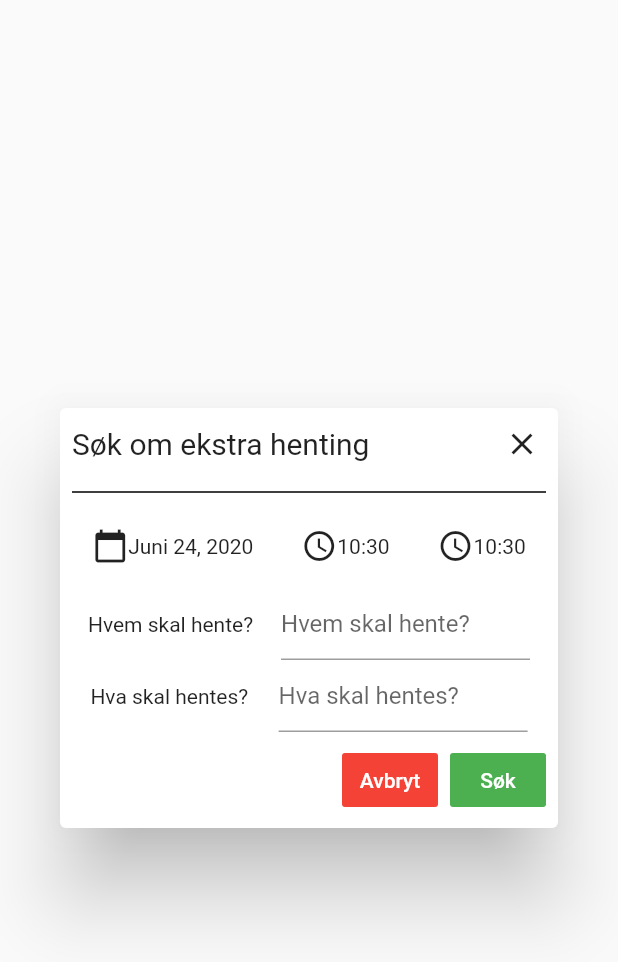
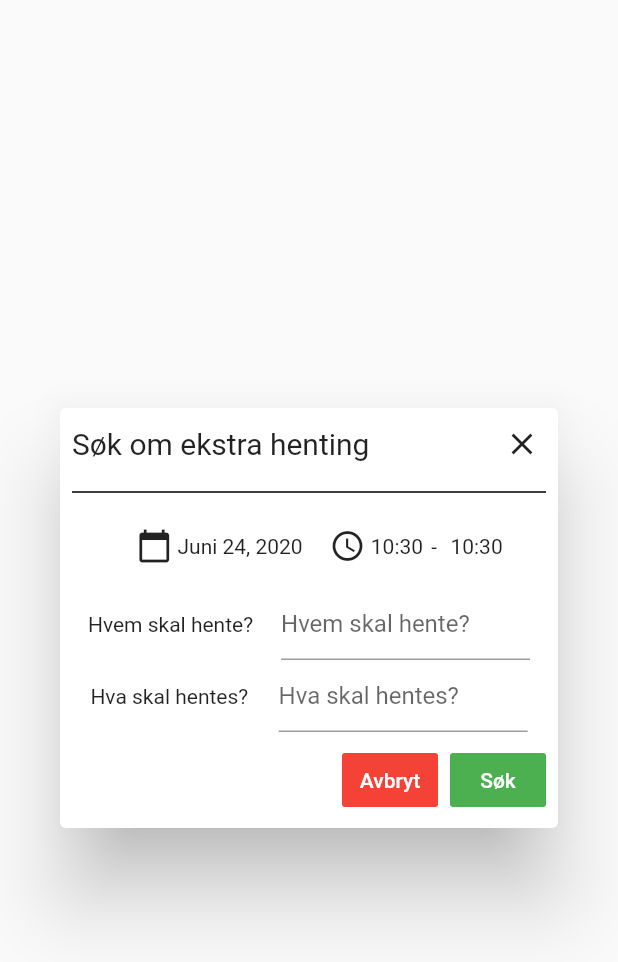
Before and after one commit to Knowit-Objectnet/oko-ombruk-mobile, a Flutter app: the ExtraHentingDialog widget shown alone on an empty page, opened directly, on a phone screen of 412 x 824 dp. Shown: the top 962 px of the screen. Run offline on Flutter 3.47's test engine with Material 2 defaults, Android fonts, the phone set to English and light mode, and no system bars; missing offline and left inert: flutter_week_view.

Commit message:
Format time picker

```diff
--- a/app/lib/tabs/calendar/ExtraHentingPopup/DateField.dart
+++ b/app/lib/tabs/calendar/ExtraHentingPopup/DateField.dart
@@ -16,7 +16,7 @@ class DateField extends StatelessWidget {
         children: <Widget>[
 
           Icon(Icons.calendar_today),
-          Text(globals.months[date.month] + ' ' + date.day.toString() + ', '+ date.year.toString())
+          Text(' ' + globals.months[date.month] + ' ' + date.day.toString() + ', '+ date.year.toString())
         ]
 
     ));
--- /dev/null
+++ b/app/lib/tabs/calendar/ExtraHentingPopup/DurationField.dart
@@ -0,0 +1,15 @@
+import 'package:flutter/material.dart';
+
+class DurationField extends StatelessWidget {
+  DurationField({Key key, @required this.dur}) : super(key: key);
+
+  final TimeOfDay dur;
+
+  @override
+  Widget build(BuildContext context) {
+
+    return Padding(
+      padding: EdgeInsets.all(2.0),
+      child: Text(" "+dur.hour.toString().padLeft(2, "0")+ ':' + dur.minute.toString().padLeft(2, "0")));
+  }
+}
--- a/app/lib/tabs/calendar/ExtraHentingPopup/ExtraHentingDialog.dart
+++ b/app/lib/tabs/calendar/ExtraHentingPopup/ExtraHentingDialog.dart
@@ -1,6 +1,7 @@
 import 'package:flutter/material.dart';
 import 'package:ombruk/tabs/calendar/ExtraHentingPopup/DateField.dart';
 import 'package:ombruk/tabs/calendar/ExtraHentingPopup/TimeField.dart';
+import 'package:ombruk/tabs/calendar/ExtraHentingPopup/DurationField.dart';
 
 class ExtraHentingDialog extends StatefulWidget {
   @override
@@ -12,12 +13,14 @@ class _ExtraHentingDialogState extends State<ExtraHentingDialog> {
   final whatController = TextEditingController();
   DateTime _selectedDate;
   TimeOfDay _selectedTime;
+  TimeOfDay _selectedDur;
 
   @override
   void initState() {
     setState(() {
       _selectedDate = DateTime.now();
       _selectedTime = TimeOfDay.now();
+      _selectedDur = TimeOfDay.now();
     });
     super.initState();
   }
@@ -66,11 +69,12 @@ class _ExtraHentingDialogState extends State<ExtraHentingDialog> {
               ),
               onTap: () => _selectTime(context),
             ),
+            Text (" - "),
             GestureDetector(
-              child: TimeField(
-                time: _selectedTime,
+              child: DurationField(
+                dur: _selectedDur,
               ),
-              onTap: () => _selectTime(context),
+              onTap: () => _selectDur(context),
             )]),
           Row(
             mainAxisAlignment: MainAxisAlignment.spaceEvenly,
@@ -142,6 +146,17 @@ class _ExtraHentingDialogState extends State<ExtraHentingDialog> {
       });
   }
 
+    Future<Null> _selectDur(BuildContext context) async {
+    final TimeOfDay pickedDur = await showTimePicker(
+      initialTime: TimeOfDay.now(),
+      context: context,
+    );
+    if (pickedDur != null && pickedDur != _selectedDur)
+      setState(() {
+        _selectedDur = pickedDur;
+      });
+  }
+
   void _closeDialog() {
     Navigator.of(context).pop();
   }
--- a/app/lib/tabs/calendar/ExtraHentingPopup/TimeField.dart
+++ b/app/lib/tabs/calendar/ExtraHentingPopup/TimeField.dart
@@ -7,15 +7,17 @@ class TimeField extends StatelessWidget {
 
   @override
   Widget build(BuildContext context) {
+
+
     return Padding(
-      padding: EdgeInsets.all(16.0),
+      padding: EdgeInsets.all(2.0),
 
       child: Row(
         mainAxisAlignment: MainAxisAlignment.spaceBetween,
         children: <Widget>[
 
           Icon(Icons.access_time),
-          Text(time.hour.toString() + ':' + time.minute.toString())
+          Text(" "+time.hour.toString().padLeft(2, "0")+ ':' + time.minute.toString().padLeft(2, "0"))
         ]
 
     ));
```
